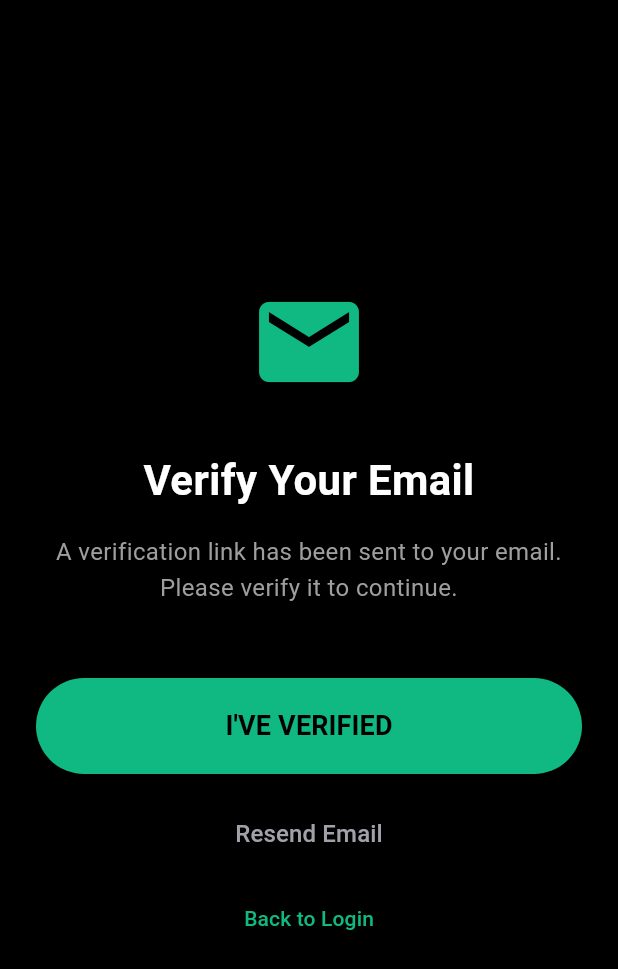
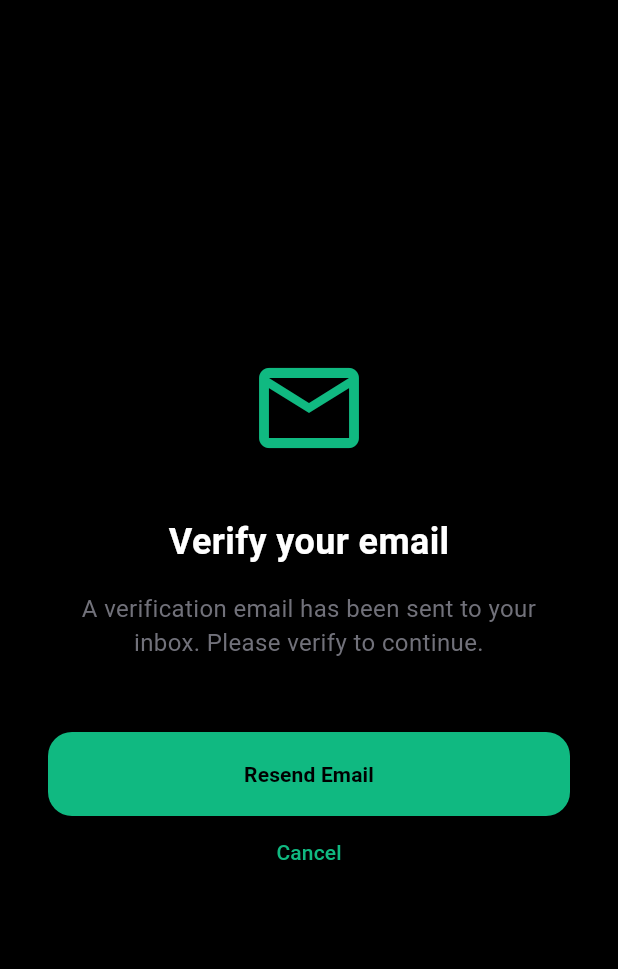
Before and after one commit to Atikshahriar928/ruet_archive_new, a Flutter app: the EmailVerificationScreen screen opened directly with empty values, on a phone screen of 412 x 824 dp. Shown: the top 969 px of the screen. Run offline on Flutter 3.47's test engine with Material 3 defaults, Android fonts, the phone set to English and light mode, and no system bars; our stand-ins replace cloud_firestore, firebase_auth, firebase_core, firebase_messaging, flutter_image_compress, flutter_local_notifications and 2 more; accounts and stored records are empty.

Commit message:
Fixed profile completion flow, verification check, and messaging profile pics

```diff
--- a/lib/screens/email_verification_screen.dart
+++ b/lib/screens/email_verification_screen.dart
@@ -1,153 +1,112 @@
+import 'dart:async';
 import 'package:flutter/material.dart';
-
-// RUET Theme Colors
-const Color backgroundBlack = Color(0xFF000000);
-const Color emerald500 = Color(0xFF10B981);
-const Color zinc400 = Color(0xFFA1A1AA);
-const Color textGray = Color(0xFF9E9E9E);
+import 'package:firebase_auth/firebase_auth.dart';
 
 class EmailVerificationScreen extends StatefulWidget {
-  final VoidCallback onVerificationSuccess;
-  final VoidCallback onBackToLogin;
+  final VoidCallback onVerified;
 
-  const EmailVerificationScreen({
-    super.key,
-    required this.onVerificationSuccess,
-    required this.onBackToLogin,
-  });
+  const EmailVerificationScreen({super.key, required this.onVerified});
 
   @override
   State<EmailVerificationScreen> createState() => _EmailVerificationScreenState();
 }
 
 class _EmailVerificationScreenState extends State<EmailVerificationScreen> {
-  bool _isLoading = false;
+  bool _isEmailVerified = false;
+  Timer? _timer;
+  bool _canResendEmail = true;
 
-  void _checkVerification() async {
-    setState(() => _isLoading = true);
+  @override
+  void initState() {
+    super.initState();
+    _isEmailVerified = FirebaseAuth.instance.currentUser?.emailVerified ?? false;
 
-    // Simulation of Firebase user reload and verification check
-    await Future.delayed(const Duration(seconds: 2));
+    if (!_isEmailVerified) {
+      _sendVerificationEmail();
 
-    // In a real app:
-    // await FirebaseAuth.instance.currentUser?.reload();
-    // if (FirebaseAuth.instance.currentUser?.emailVerified == true) { ... }
-
-    setState(() => _isLoading = false);
-
-    // For now, let's just trigger success for demo purposes or show a snackbar
-    ScaffoldMessenger.of(context).showSnackBar(
-      const SnackBar(content: Text("Checking verification status...")),
+      _timer = Timer.periodic(
+        const Duration(seconds: 3),
+        (_) => _checkEmailVerified(),
       );
-
-    // Uncomment when ready:
-    // widget.onVerificationSuccess();
+    }
   }
 
-  void _resendEmail() async {
-    // Simulation of sending verification email
+  @override
+  void dispose() {
+    _timer?.cancel();
+    super.dispose();
+  }
+
+  Future<void> _checkEmailVerified() async {
+    await FirebaseAuth.instance.currentUser?.reload();
+
+    setState(() {
+      _isEmailVerified = FirebaseAuth.instance.currentUser?.emailVerified ?? false;
+    });
+
+    if (_isEmailVerified) {
+      _timer?.cancel();
+      widget.onVerified();
+    }
+  }
+
+  Future<void> _sendVerificationEmail() async {
+    try {
+      final user = FirebaseAuth.instance.currentUser!;
+      await user.sendEmailVerification();
+
+      setState(() => _canResendEmail = false);
+      await Future.delayed(const Duration(seconds: 5));
+      if (mounted) setState(() => _canResendEmail = true);
+    } catch (e) {
+      if (mounted) {
         ScaffoldMessenger.of(context).showSnackBar(
-      const SnackBar(content: Text("Verification email resent.")),
+          SnackBar(content: Text(e.toString())),
         );
+      }
+    }
   }
 
   @override
   Widget build(BuildContext context) {
     return Scaffold(
-      backgroundColor: backgroundBlack,
-      body: SafeArea(
-        child: Padding(
-          padding: const EdgeInsets.all(24.0),
+      backgroundColor: Colors.black,
+      body: Padding(
+        padding: const EdgeInsets.all(32),
         child: Column(
           mainAxisAlignment: MainAxisAlignment.center,
           children: [
-              const Icon(
-                Icons.email,
-                color: emerald500,
-                size: 80,
+            const Icon(Icons.email_outlined, size: 80, color: Color(0xFF10B981)),
+            const SizedBox(height: 32),
+            const Text(
+              "Verify your email",
+              style: TextStyle(color: Colors.white, fontSize: 24, fontWeight: FontWeight.bold),
             ),
-
-              const SizedBox(height: 32),
-
+            const SizedBox(height: 16),
             const Text(
-                "Verify Your Email",
+              "A verification email has been sent to your inbox. Please verify to continue.",
               textAlign: TextAlign.center,
-                style: TextStyle(
-                  color: Colors.white,
-                  fontSize: 28,
-                  fontWeight: FontWeight.bold,
+              style: TextStyle(color: Color(0xFF71717A), fontSize: 16),
+            ),
+            const SizedBox(height: 48),
+            SizedBox(
+              width: double.infinity,
+              height: 56,
+              child: ElevatedButton(
+                onPressed: _canResendEmail ? _sendVerificationEmail : null,
+                style: ElevatedButton.styleFrom(
+                  backgroundColor: const Color(0xFF10B981),
+                  foregroundColor: Colors.black,
+                  shape: RoundedRectangleBorder(borderRadius: BorderRadius.circular(16)),
+                ),
+                child: const Text("Resend Email", style: TextStyle(fontWeight: FontWeight.bold)),
               ),
             ),
-
-              const SizedBox(height: 16),
-
-              const Text(
-                "A verification link has been sent to your email. Please verify it to continue.",
-                textAlign: TextAlign.center,
-                style: TextStyle(
-                  color: textGray,
-                  fontSize: 16,
-                  height: 1.5,
-                ),
-              ),
-
-              const SizedBox(height: 48),
-
-              SizedBox(
-                width: double.infinity,
-                height: 64,
-                child: ElevatedButton(
-                  onPressed: _isLoading ? null : _checkVerification,
-                  style: ElevatedButton.styleFrom(
-                    backgroundColor: emerald500,
-                    foregroundColor: Colors.black,
-                    shape: RoundedRectangleBorder(
-                      borderRadius: BorderRadius.circular(32),
-                    ),
-                  ),
-                  child: _isLoading
-                      ? const SizedBox(
-                          height: 24,
-                          width: 24,
-                          child: CircularProgressIndicator(color: Colors.black, strokeWidth: 3),
-                        )
-                      : const Text(
-                          "I'VE VERIFIED",
-                          style: TextStyle(
-                            fontSize: 18,
-                            fontWeight: FontWeight.bold,
-                          ),
-                        ),
-                ),
-              ),
-
-              const SizedBox(height: 16),
-
             TextButton(
-                onPressed: _resendEmail,
-                child: const Text(
-                  "Resend Email",
-                  style: TextStyle(
-                    color: zinc400,
-                    fontSize: 16,
-                  ),
-                ),
-              ),
-
-              const SizedBox(height: 8),
-
-              TextButton(
-                onPressed: widget.onBackToLogin,
-                child: const Text(
-                  "Back to Login",
-                  style: TextStyle(
-                    color: emerald500,
-                    fontSize: 14,
-                  ),
-                ),
+              onPressed: () => FirebaseAuth.instance.signOut(),
+              child: const Text("Cancel", style: TextStyle(color: Color(0xFF10B981))),
             ),
           ],
-          ),
         ),
       ),
     );
--- a/lib/screens/item_details_bottom_sheet.dart
+++ b/lib/screens/item_details_bottom_sheet.dart
@@ -161,6 +161,7 @@ class ItemDetailsBottomSheet extends StatelessWidget {
                           builder: (context) => MessagingScreen(
                             chatId: chatId,
                             otherUserName: item.reporterName,
+                            otherUid: item.ownerUid,
                           ),
                         ),
                       );
```
Also changed, not shown: lib/main.dart (+44 -20 lines), lib/managers/auth_manager.dart (+7 -2 lines), lib/screens/book_details_bottom_sheet.dart (+26 -1 lines), lib/screens/complete_profile_screen.dart (+22 -12 lines), lib/widgets/custom_components.dart (+1 -6 lines). Lines whose indentation alone changed are shown as unchanged.
